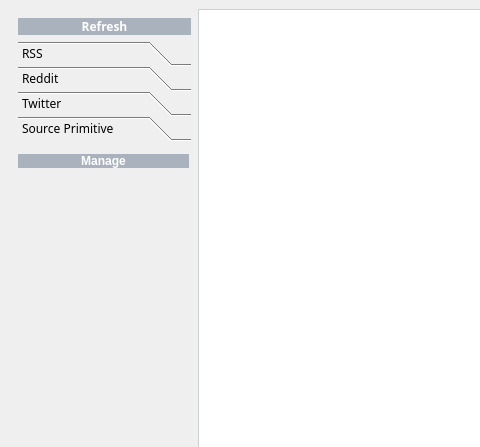
Qt form GUI/GUI_2.ui (NT-me/ActualiT) before a commit; both pictures show x 0 to 480 and y 0 to 447 of the 1049 by 762 pixel window.
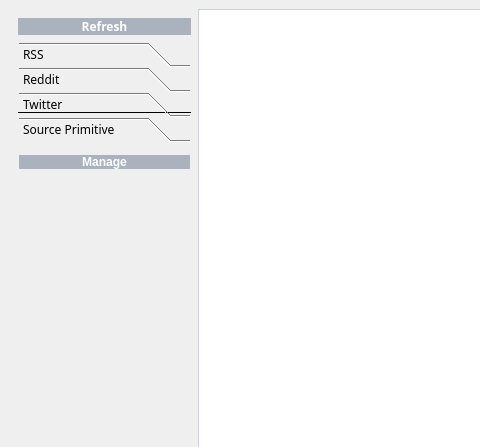
The same form after that commit. The open tabs and pages were chosen to show the change. Icons and pictures are not drawn.

The edit to the form file:
```diff
--- a/GUI/GUI_2.ui
+++ b/GUI/GUI_2.ui
@@ -788,6 +788,12 @@
          <property name="autoFillBackground">
           <bool>false</bool>
          </property>
+         <property name="frameShape">
+          <enum>QFrame::HLine</enum>
+         </property>
+         <property name="frameShadow">
+          <enum>QFrame::Plain</enum>
+         </property>
          <property name="currentIndex">
           <number>0</number>
          </property>
@@ -895,8 +901,8 @@
            <rect>
             <x>0</x>
             <y>0</y>
-            <width>173</width>
-            <height>214</height>
+            <width>171</width>
+            <height>47</height>
            </rect>
           </property>
           <attribute name="label">
```
Left out of the diff: 16 changed lines with no effect on the pictures.
